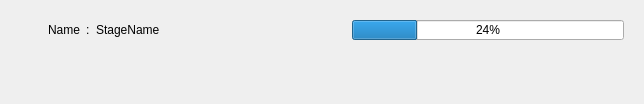
First picture: the form in DivisactionQt/actionprogress.ui, repository RicardoEPRodrigues/3Motion, before the edit.
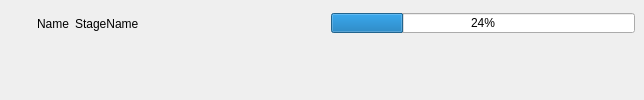
Second picture: the form after the edit.

```diff
--- a/DivisactionQt/actionprogress.ui
+++ b/DivisactionQt/actionprogress.ui
@@ -17,6 +17,18 @@
    <string>Form</string>
   </property>
   <layout class="QVBoxLayout" name="verticalLayout">
+   <property name="leftMargin">
+    <number>0</number>
+   </property>
+   <property name="topMargin">
+    <number>0</number>
+   </property>
+   <property name="rightMargin">
+    <number>0</number>
+   </property>
+   <property name="bottomMargin">
+    <number>0</number>
+   </property>
    <item>
     <widget class="QWidget" name="actionProgressHolder" native="true">
      <property name="maximumSize">
@@ -42,13 +54,6 @@
         </property>
        </widget>
       </item>
-      <item>
-       <widget class="QLabel" name="label">
-        <property name="text">
-         <string>:</string>
-        </property>
-       </widget>
-      </item>
       <item>
        <widget class="QLabel" name="AgentStage">
         <property name="minimumSize">
@@ -81,6 +86,18 @@
    <item>
     <widget class="QWidget" name="repliesHolder" native="true">
      <layout class="QHBoxLayout" name="horizontalLayout_2">
+      <property name="leftMargin">
+       <number>0</number>
+      </property>
+      <property name="topMargin">
+       <number>0</number>
+      </property>
+      <property name="rightMargin">
+       <number>0</number>
+      </property>
+      <property name="bottomMargin">
+       <number>0</number>
+      </property>
       <item>
        <spacer name="horizontalSpacer">
         <property name="orientation">
```
